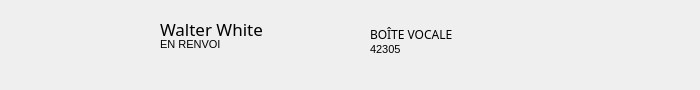
This is xivoclient/src/xlets/identity/identity.ui in wazo-platform/wazo-client-qt as Qt 5 draws it before an edit. The edited form follows.
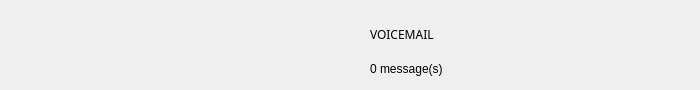
This is the edited form. Icons and pictures are not drawn.

Commit message: update voicemail infos in identity

Patch:
```diff
--- a/xivoclient/src/xlets/identity/identity.ui
+++ b/xivoclient/src/xlets/identity/identity.ui
@@ -97,7 +97,7 @@
     <string notr="true"/>
    </property>
    <property name="text">
-    <string>Walter White</string>
+    <string/>
    </property>
   </widget>
   <widget class="QLabel" name="options">
@@ -121,7 +121,7 @@
     <string notr="true"/>
    </property>
    <property name="text">
-    <string>EN RENVOI</string>
+    <string/>
    </property>
   </widget>
   <widget class="QLabel" name="voicemail_label">
@@ -140,7 +140,7 @@
     </font>
    </property>
    <property name="text">
-    <string>BOÎTE VOCALE</string>
+    <string>VOICEMAIL</string>
    </property>
   </widget>
   <widget class="QLabel" name="voicemail_number">
@@ -159,7 +159,7 @@
     </font>
    </property>
    <property name="text">
-    <string>42305</string>
+    <string/>
    </property>
   </widget>
   <widget class="QPushButton" name="voicemail_button">
@@ -249,6 +249,25 @@
     <bool>true</bool>
    </property>
   </widget>
+  <widget class="QLabel" name="voicemail_messages">
+   <property name="geometry">
+    <rect>
+     <x>370</x>
+     <y>60</y>
+     <width>91</width>
+     <height>18</height>
+    </rect>
+   </property>
+   <property name="font">
+    <font>
+     <family>Liberation Sans</family>
+     <pointsize>9</pointsize>
+    </font>
+   </property>
+   <property name="text">
+    <string extracomment="default for unread voicemail messages">0 message(s)</string>
+   </property>
+  </widget>
  </widget>
  <resources>
   <include location="identity.qrc"/>
```
Left out of the diff: 5 changed lines with no effect on the pictures. The commit also changes 4 other files.
